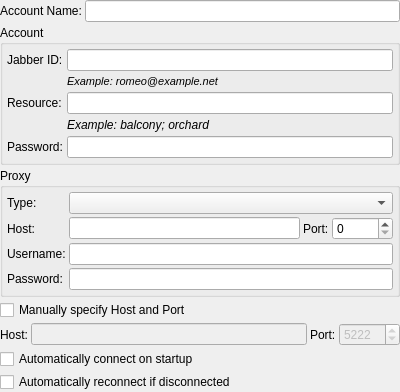
First picture: the form in Vacuum/trunk/src/plugins/AccountManager/accountoptions.ui, repository vacuum-im/vacuum-im, before the edit.
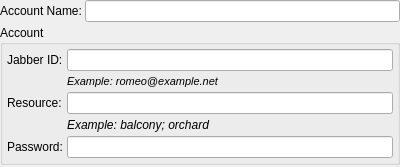
Second picture: the form after the edit.

```diff
--- a/Vacuum/trunk/src/plugins/AccountManager/accountoptions.ui
+++ b/Vacuum/trunk/src/plugins/AccountManager/accountoptions.ui
@@ -6,7 +6,7 @@
     <x>0</x>
     <y>0</y>
     <width>400</width>
-    <height>371</height>
+    <height>167</height>
    </rect>
   </property>
   <property name="windowTitle" >
@@ -160,204 +160,6 @@
      </layout>
     </widget>
    </item>
-   <item>
-    <widget class="QGroupBox" name="grbProxy" >
-     <property name="title" >
-      <string>Proxy</string>
-     </property>
-     <layout class="QVBoxLayout" >
-      <property name="margin" >
-       <number>4</number>
-      </property>
-      <property name="spacing" >
-       <number>3</number>
-      </property>
-      <item>
-       <layout class="QGridLayout" >
-        <property name="margin" >
-         <number>0</number>
-        </property>
-        <property name="spacing" >
-         <number>3</number>
-        </property>
-        <item row="1" column="1" >
-         <widget class="QLineEdit" name="lneProxyHost" />
-        </item>
-        <item row="1" column="2" >
-         <widget class="QLabel" name="label_13" >
-          <property name="text" >
-           <string>Port:</string>
-          </property>
-          <property name="buddy" >
-           <cstring>spbProxyPort</cstring>
-          </property>
-         </widget>
-        </item>
-        <item row="2" column="0" >
-         <widget class="QLabel" name="label_9" >
-          <property name="text" >
-           <string>Username:</string>
-          </property>
-          <property name="buddy" >
-           <cstring>lneProxyUser</cstring>
-          </property>
-         </widget>
-        </item>
-        <item row="3" column="0" >
-         <widget class="QLabel" name="label_10" >
-          <property name="text" >
-           <string>Password:</string>
-          </property>
-          <property name="buddy" >
-           <cstring>lneProxyPassword</cstring>
-          </property>
-         </widget>
-        </item>
-        <item row="0" column="0" >
-         <widget class="QLabel" name="label_7" >
-          <property name="text" >
-           <string>Type:</string>
-          </property>
-          <property name="buddy" >
-           <cstring>cmbProxyType</cstring>
-          </property>
-         </widget>
-        </item>
-        <item row="1" column="0" >
-         <widget class="QLabel" name="label_8" >
-          <property name="text" >
-           <string>Host:</string>
-          </property>
-          <property name="buddy" >
-           <cstring>lneProxyHost</cstring>
-          </property>
-         </widget>
-        </item>
-        <item row="0" column="1" colspan="3" >
-         <widget class="QComboBox" name="cmbProxyType" >
-          <property name="sizePolicy" >
-           <sizepolicy>
-            <hsizetype>7</hsizetype>
-            <vsizetype>0</vsizetype>
-            <horstretch>0</horstretch>
-            <verstretch>0</verstretch>
-           </sizepolicy>
-          </property>
-         </widget>
-        </item>
-        <item row="2" column="1" colspan="3" >
-         <widget class="QLineEdit" name="lneProxyUser" />
-        </item>
-        <item row="3" column="1" colspan="3" >
-         <widget class="QLineEdit" name="lneProxyPassword" >
-          <property name="echoMode" >
-           <enum>QLineEdit::PasswordEchoOnEdit</enum>
-          </property>
-         </widget>
-        </item>
-        <item row="1" column="3" >
-         <widget class="QSpinBox" name="spbProxyPort" >
-          <property name="minimumSize" >
-           <size>
-            <width>60</width>
-            <height>0</height>
-           </size>
-          </property>
-          <property name="maximum" >
-           <number>65535</number>
-          </property>
-         </widget>
-        </item>
-       </layout>
-      </item>
-     </layout>
-    </widget>
-   </item>
-   <item>
-    <layout class="QGridLayout" >
-     <property name="margin" >
-      <number>0</number>
-     </property>
-     <property name="spacing" >
-      <number>3</number>
-     </property>
-     <item row="1" column="2" >
-      <widget class="QLabel" name="label_12" >
-       <property name="text" >
-        <string>Port:</string>
-       </property>
-       <property name="buddy" >
-        <cstring>spbPort</cstring>
-       </property>
-      </widget>
-     </item>
-     <item row="1" column="0" >
-      <widget class="QLabel" name="label_11" >
-       <property name="text" >
-        <string>Host:</string>
-       </property>
-       <property name="buddy" >
-        <cstring>lneHost</cstring>
-       </property>
-      </widget>
-     </item>
-     <item row="1" column="1" >
-      <widget class="QLineEdit" name="lneHost" >
-       <property name="enabled" >
-        <bool>false</bool>
-       </property>
-      </widget>
-     </item>
-     <item row="1" column="3" >
-      <widget class="QSpinBox" name="spbPort" >
-       <property name="enabled" >
-        <bool>false</bool>
-       </property>
-       <property name="sizePolicy" >
-        <sizepolicy>
-         <hsizetype>5</hsizetype>
-         <vsizetype>0</vsizetype>
-         <horstretch>0</horstretch>
-         <verstretch>0</verstretch>
-        </sizepolicy>
-       </property>
-       <property name="minimumSize" >
-        <size>
-         <width>60</width>
-         <height>0</height>
-        </size>
-       </property>
-       <property name="maximum" >
-        <number>65535</number>
-       </property>
-       <property name="value" >
-        <number>5222</number>
-       </property>
-      </widget>
-     </item>
-     <item row="0" column="0" colspan="4" >
-      <widget class="QCheckBox" name="chbManualHostPort" >
-       <property name="text" >
-        <string>Manually specify Host and Port</string>
-       </property>
-      </widget>
-     </item>
-    </layout>
-   </item>
-   <item>
-    <widget class="QCheckBox" name="chbAutoConnect" >
-     <property name="text" >
-      <string>Automatically connect on startup</string>
-     </property>
-    </widget>
-   </item>
-   <item>
-    <widget class="QCheckBox" name="chbAutoReconnect" >
-     <property name="text" >
-      <string>Automatically reconnect if disconnected</string>
-     </property>
-    </widget>
-   </item>
   </layout>
  </widget>
  <layoutdefault spacing="6" margin="11" />
```
Left out of the diff: 118 changed lines with no effect on the pictures.
